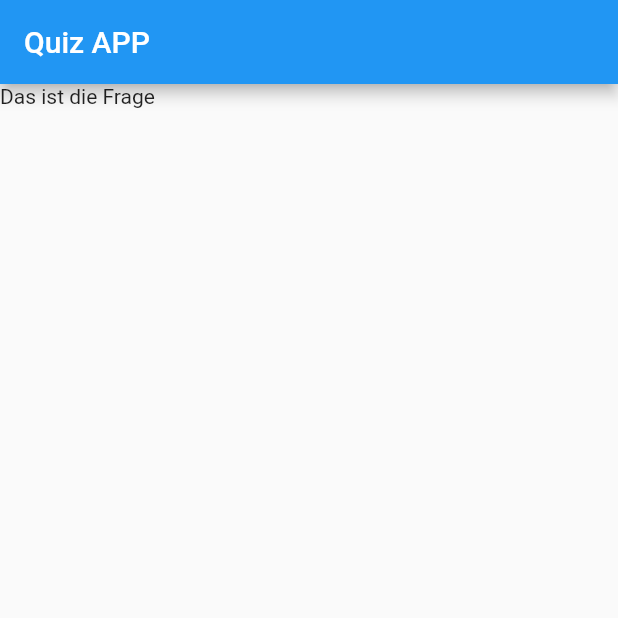
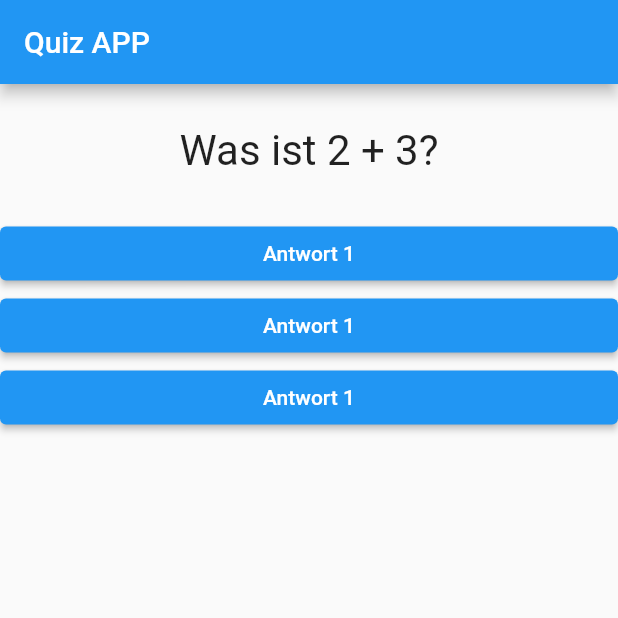
Before and after one commit to fox-coding/app_quiz, a Flutter app: the screen it shows after launch, on a phone screen of 412 x 824 dp, the top half of it. Run offline on Flutter 3.47's test engine with Material 2 defaults, Android fonts, the phone set to English and light mode, and no system bars.

Commit message:
question / answer Widgets

```diff
--- /dev/null
+++ b/lib/answer.dart
@@ -0,0 +1,18 @@
+import 'package:flutter/material.dart';
+
+class Answer extends StatelessWidget {
+  final VoidCallback selectHandler;
+
+  Answer(this.selectHandler);
+
+  @override
+  Widget build(BuildContext context) {
+    return Container(
+      width: double.infinity,
+      child: ElevatedButton(
+        child: Text('Antwort 1'),
+        onPressed: selectHandler,
+      ),
+    );
+  }
+}
--- a/lib/main.dart
+++ b/lib/main.dart
@@ -1,11 +1,29 @@
 import 'package:flutter/material.dart';
+import './question.dart';
+import './answer.dart';
 
 void main() {
-  runApp(const MyApp());
+  runApp(MyApp());
 }
 
-class MyApp extends StatelessWidget {
-  const MyApp({super.key});
+class MyApp extends StatefulWidget {
+  @override
+  State<StatefulWidget> createState() {
+    return _MyAppState();
+  }
+}
+
+class _MyAppState extends State<MyApp> {
+  var _questionIndex = 0;
+
+  void _answerQuestion() {
+    setState(() {
+      _questionIndex = _questionIndex + 1;
+    });
+    print('Antwort gewählt!');
+  }
+
+  var questions = ['Was ist 2 + 3?', 'Was ist 6 x 6?'];
 
   // This widget is the root of your application.
   @override
@@ -13,7 +31,16 @@ class MyApp extends StatelessWidget {
     return MaterialApp(
       home: Scaffold(
         appBar: AppBar(title: Text("Quiz APP")),
-        body: Text("Das ist die Frage"),
+        body: Column(
+          children: <Widget>[
+            Question(
+              questions[_questionIndex],
+            ),
+            Answer(_answerQuestion),
+            Answer(_answerQuestion),
+            Answer(_answerQuestion),
+          ],
+        ),
       ),
     );
   }
--- /dev/null
+++ b/lib/question.dart
@@ -0,0 +1,19 @@
+import 'package:flutter/widgets.dart';
+
+class Question extends StatelessWidget {
+  final String questionText;
+
+  Question(this.questionText);
+
+  @override
+  Widget build(BuildContext context) {
+    return Container(
+        width: double.infinity,
+        margin: EdgeInsets.all(28),
+        child: Text(
+          questionText,
+          style: TextStyle(fontSize: 28),
+          textAlign: TextAlign.center,
+        ));
+  }
+}
```
Also changed, not shown: 1 other file.
